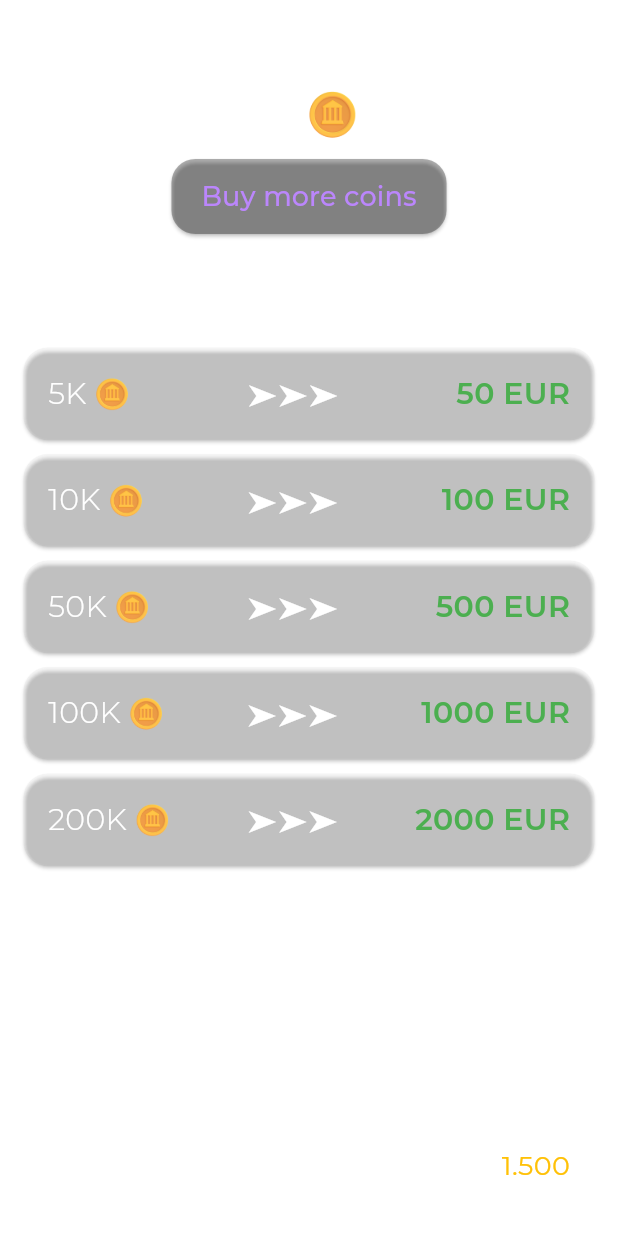
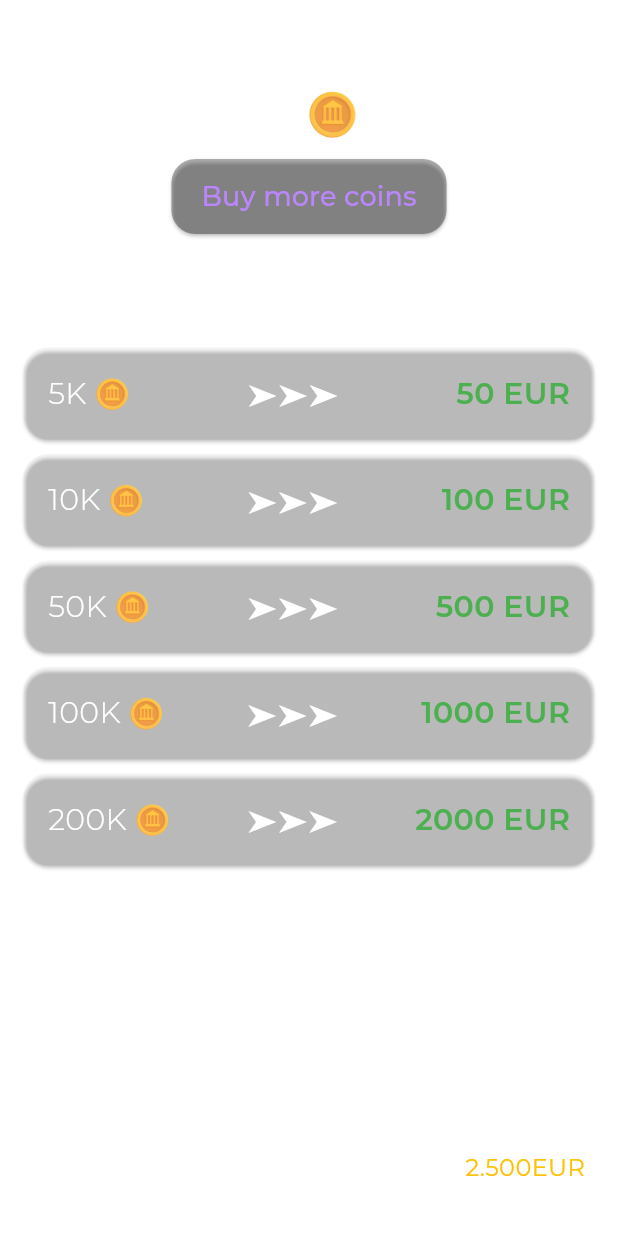
Before and after one commit to jesusramondovale/BetsTrading-Client, a Flutter app: the ExchangePage screen opened directly, on a phone screen of 412 x 824 dp. Run offline on Flutter 3.47's test engine with Material 3 defaults, Android fonts, the phone set to English and light mode, and no system bars; our stand-ins replace auto_size_text, camera, firebase_core, firebase_messaging, fl_chart, flutter_form_builder and 11 more; missing offline and left inert: app_settings, country_flags, flutter_statusbarcolor_ns, flutter_stripe, google_mlkit_text_recognition; accounts and stored records are empty; key blocks and very long unbroken strings in the code were emptied for the run.

Commit message:
Exchange view v2

```diff
--- a/lib/locale/localized_texts.dart
+++ b/lib/locale/localized_texts.dart
@@ -13,7 +13,7 @@ class LocalizedStrings {
   static final Map<String?, Map<String?, String?>> _localizedValues = {
     'en': {
       // Inglés
-      'pendingBalance': 'Pending balance to send',
+      'pendingBalance': 'Pending balance to send:',
       'yourCoins': 'Your coins',
       'exchangeTitle': 'Exchange',
       'buyMoreCoins': 'Buy more coins',
@@ -199,7 +199,7 @@ class LocalizedStrings {
     },
     'es': {
       // Español
-      'pendingBalance': 'Saldo pendiente de envío',
+      'pendingBalance': 'Saldo pendiente de envío:',
       'yourCoins': 'Tus monedas',
       'exchangeTitle': 'Exchange',
       'buyMoreCoins': 'Obtener más monedas',
@@ -385,7 +385,7 @@ class LocalizedStrings {
     },
     'fr': {
       // Francés
-      'pendingBalance': 'Solde en attente d\'envoi',
+      'pendingBalance': 'Solde en attente d\'envoi:',
       'yourCoins': 'Vos pièces',
       'exchangeTitle': 'Échange',
       'buyMoreCoins': 'Acheter plus de pièces',
@@ -572,7 +572,7 @@ class LocalizedStrings {
     },
     'it': {
       // Italiano
-      'pendingBalance': 'Saldo in attesa di invio',
+      'pendingBalance': 'Saldo in attesa di invio:',
       'yourCoins': 'Le tue monete',
       'exchangeTitle': 'Scambio',
       'buyMoreCoins': 'Compra altre monete',
@@ -760,7 +760,7 @@ class LocalizedStrings {
     },
     'de': {
       // Alemán
-      'pendingBalance': 'Ausstehendes Guthaben zum Senden',
+      'pendingBalance': 'Ausstehendes Guthaben zum Senden:',
       'yourCoins': 'Deine Münzen',
       'exchangeTitle': 'Tausch',
       'buyMoreCoins': 'Mehr Münzen kaufen',
--- a/lib/ui/exchange_page.dart
+++ b/lib/ui/exchange_page.dart
@@ -17,7 +17,8 @@ class ExchangePage extends StatefulWidget {
 class _ExchangePageState extends State<ExchangePage> {
   final FlutterSecureStorage _storage = const FlutterSecureStorage();
   String _userPoints = '0';
-
+  //TODO Get actual pending balance from backend
+  double _pendingBalance = 2500;
   //TODO: Get exchange current options from backend with a determined currency
   final List<Map<String, dynamic>> _exchangeOptions = [
     {'coins': 5000, 'euros': 50},
@@ -52,7 +53,6 @@ class _ExchangePageState extends State<ExchangePage> {
         child: Column(
           crossAxisAlignment: CrossAxisAlignment.start,
           children: [
-
             Row(
               mainAxisAlignment: MainAxisAlignment.center,
               children: [
@@ -66,7 +66,6 @@ class _ExchangePageState extends State<ExchangePage> {
                 ),
               ],
             ),
-
             Center(
               child: Column(
                 children: [
@@ -100,12 +99,18 @@ class _ExchangePageState extends State<ExchangePage> {
                         borderRadius: BorderRadius.circular(16),
                       ),
                     ),
-                    onPressed: () {
+                    onPressed: () async {
                       Common().vibrate(40, 30);
-                      Navigator.push(
+                      Common().vibrate(40, 30);
+
+                      // Espera a que se cierre StorePage
+                      await Navigator.push(
                         context,
                         MaterialPageRoute(builder: (_) => StorePage()),
                       );
+
+                      // Cuando vuelve, recarga puntos
+                      _loadPoints();
                     },
                     child: Text(
                       strings?.get('buyMoreCoins') ?? 'Buy more coins',
@@ -119,7 +124,6 @@ class _ExchangePageState extends State<ExchangePage> {
               ),
             ),
             const SizedBox(height: 30),
-
             Text(
               strings?.get('exchangeCoinsTitle') ?? 'Exchange coins',
               style: GoogleFonts.montserrat(
@@ -129,28 +133,32 @@ class _ExchangePageState extends State<ExchangePage> {
               ),
             ),
             const SizedBox(height: 10),
-
-            // Opciones de intercambio
             Expanded(
               child: ListView.builder(
                 itemCount: _exchangeOptions.length,
                 itemBuilder: (context, index) {
                   final option = _exchangeOptions[index];
+                  final requiredCoins = option['coins'] as int;
+                  final currentPoints = int.tryParse(_userPoints) ?? 0;
+                  final canExchange = currentPoints >= requiredCoins;
+
                   return Card(
-                    color: Colors.white10,
+                    color: Colors.transparent,
                     shape: RoundedRectangleBorder(
                       borderRadius: BorderRadius.circular(16),
                     ),
                     margin: const EdgeInsets.symmetric(vertical: 5),
                     child: InkWell(
                       borderRadius: BorderRadius.circular(16),
-                      onTap: () {
+                      onTap: canExchange
+                          ? () {
                         Common().vibrate(40, 30);
                         Common().unimplementedAction(
                           context,
-                          "Exchange option pressed",
+                          'Exchange option pressed',
                         );
-                      },
+                      }
+                          : null, // Desactivado si no llega
                       child: Padding(
                         padding: const EdgeInsets.all(16.0),
                         child: Row(
@@ -158,7 +166,7 @@ class _ExchangePageState extends State<ExchangePage> {
                             Row(
                               children: [
                                 Text(
-                                  NumberFormat.compact().format(option['coins']),
+                                  NumberFormat.compact().format(requiredCoins),
                                   style: GoogleFonts.montserrat(
                                     fontSize: 20,
                                     fontWeight: FontWeight.w300,
@@ -174,33 +182,14 @@ class _ExchangePageState extends State<ExchangePage> {
                               ],
                             ),
                             const Spacer(),
-                            Text(
-                              '➤',
-                              style: GoogleFonts.roboto(
-                                fontSize: 20,
-
-                                color: Colors.white,
-                              ),
-                            ),
-                            Text(
-                              '➤',
-                              style: GoogleFonts.roboto(
-                                fontSize: 20,
-
-                                color: Colors.white,
-                              ),
-                            ),
-                            Text(
-                              '➤',
-                              style: GoogleFonts.roboto(
-                                fontSize: 20,
-
-                                color: Colors.white,
-                              ),
-                            ),
+                            const Text('➤',
+                                style: TextStyle(fontSize: 20, color: Colors.white)),
+                            const Text('➤',
+                                style: TextStyle(fontSize: 20, color: Colors.white)),
+                            const Text('➤',
+                                style: TextStyle(fontSize: 20, color: Colors.white)),
                             const Spacer(),
                             Text(
-                              //TODO Currency
                               '${option['euros']} EUR',
                               style: GoogleFonts.montserrat(
                                 fontSize: 20,
@@ -213,11 +202,10 @@ class _ExchangePageState extends State<ExchangePage> {
                       ),
                     ),
                   );
+
                 },
               ),
             ),
-
-            // Botón de puntos pendientes
             Card(
               color: Colors.transparent,
               elevation: 0,
@@ -236,23 +224,23 @@ class _ExchangePageState extends State<ExchangePage> {
                 },
                 child: Padding(
                   padding:
-                  const EdgeInsets.symmetric(horizontal: 16, vertical: 14),
+                  const EdgeInsets.symmetric(horizontal: 6, vertical: 14),
                   child: Row(
                     children: [
                       Text(
                         strings?.get('pendingBalance') ??
                             'Pending points to send',
                         style: GoogleFonts.montserrat(
-                          fontSize: 18,
+                          fontSize: 16,
                           fontWeight: FontWeight.w300,
                           color: Colors.white,
                         ),
                       ),
                       const Spacer(),
                       Text(
-                        NumberFormat('#,###', 'es_ES').format(1500),
+                        NumberFormat('#,###', 'es_ES').format(_pendingBalance) + 'EUR',
                         style: GoogleFonts.montserrat(
-                          fontSize: 18,
+                          fontSize: 16,
                           fontWeight: FontWeight.w400,
                           color: Colors.amber,
                         ),
@@ -262,7 +250,6 @@ class _ExchangePageState extends State<ExchangePage> {
                 ),
               ),
             ),
-
           ],
         ),
       ),
```
